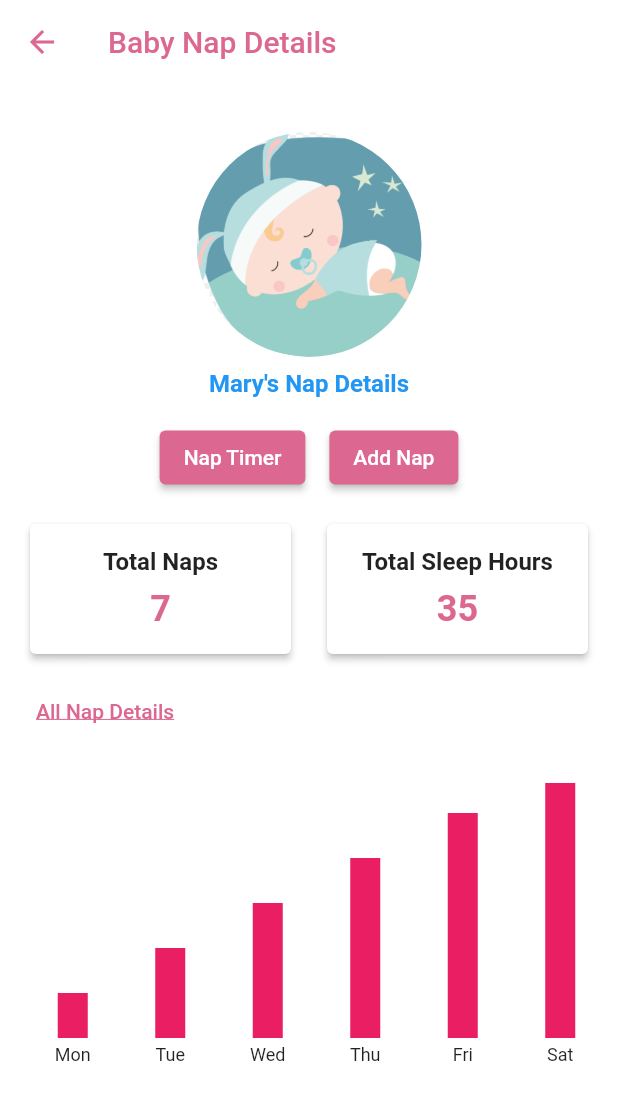
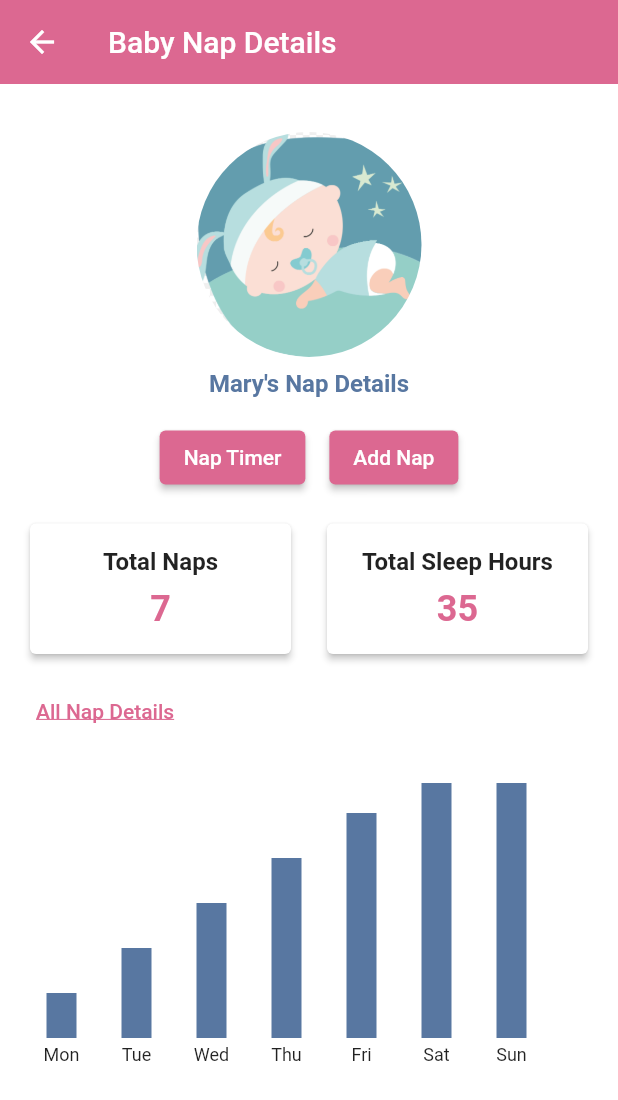
Before and after one commit to Health-Project-Y3/frontend, a Flutter app: the ChildHomeView screen opened directly, after a tap on "Nap Time Monitoring", on a phone screen of 412 x 824 dp. Shown: the top 1100 px of the screen. Run offline on Flutter 3.47's test engine with Material 2 defaults, Android fonts, the phone set to English and light mode, and no system bars; our stand-ins replace fl_chart, flutter_custom_clippers, shared_preferences, sqflite; accounts and stored records are empty.

Commit message:
Childcare services UI updates

```diff
--- a/thurula/lib/views/child_home_view.dart
+++ b/thurula/lib/views/child_home_view.dart
@@ -60,9 +60,9 @@ class ChildHomeView extends StatelessWidget {
                             boxShadow: [
                               BoxShadow(
                                 color: Colors.grey.withOpacity(0.5),
-                                spreadRadius: 2,
+                                spreadRadius: 0.5,
                                 blurRadius: 2,
-                                offset: const Offset(0, 3),
+                                offset: const Offset(0, 2),
                               ),
                             ],
                           ),
@@ -77,7 +77,7 @@ class ChildHomeView extends StatelessWidget {
                               const SizedBox(height: 10),
                               const Text("Growth Tracker",
                                   style: TextStyle(
-                                      fontFamily: 'Montserrat',
+                                      fontFamily: 'Inter',
                                       color: Color.fromARGB(255, 88, 119, 161),
                                       fontSize: 12,
                                       fontWeight: FontWeight.bold))
@@ -107,9 +107,9 @@ class ChildHomeView extends StatelessWidget {
                             boxShadow: [
                               BoxShadow(
                                 color: Colors.grey.withOpacity(0.5),
-                                spreadRadius: 2,
+                                spreadRadius: 0.5,
                                 blurRadius: 2,
-                                offset: const Offset(0, 3),
+                                offset: const Offset(0, 2),
                               ),
                             ],
                           ),
@@ -124,7 +124,7 @@ class ChildHomeView extends StatelessWidget {
                               const SizedBox(height: 10),
                               const Text("Vaccination Tracker",
                                   style: TextStyle(
-                                      fontFamily: 'Montserrat',
+                                      fontFamily: 'Inter',
                                       color: Color.fromARGB(255, 88, 119, 161),
                                       fontSize: 12,
                                       fontWeight: FontWeight.bold))
@@ -151,11 +151,11 @@ class ChildHomeView extends StatelessWidget {
                             color: const Color.fromARGB(223, 247, 198, 193),
                             borderRadius: BorderRadius.circular(5.0),
                             boxShadow: [
-                              BoxShadow(
-                                color: Colors.grey.withOpacity(0.5),
-                                spreadRadius: 2,
+                              BoxShadow
+                                (color: Colors.grey.withOpacity(0.5),
+                      spreadRadius: 0.5,
                       blurRadius: 2,
-                                offset: const Offset(0, 3),
+                      offset: const Offset(0, 2),
                               ),
                             ],
                           ),
@@ -170,7 +170,7 @@ class ChildHomeView extends StatelessWidget {
                               const SizedBox(height: 10),
                               const Text("Nap Time Monitoring",
                                   style: TextStyle(
-                                      fontFamily: 'Montserrat',
+                                      fontFamily: 'Inter',
                                       color: Color.fromARGB(255, 88, 119, 161),
                                       fontSize: 12,
                                       fontWeight: FontWeight.bold))
@@ -197,11 +197,11 @@ class ChildHomeView extends StatelessWidget {
                             color: const Color.fromARGB(223, 247, 198, 193),
                             borderRadius: BorderRadius.circular(5.0),
                             boxShadow: [
-                              BoxShadow(
-                                color: Colors.grey.withOpacity(0.5),
-                                spreadRadius: 2,
+                              BoxShadow
+                                (color: Colors.grey.withOpacity(0.5),
+                      spreadRadius: 0.5,
                       blurRadius: 2,
-                                offset: const Offset(0, 3),
+                      offset: const Offset(0, 2),
                               ),
                             ],
                           ),
@@ -216,7 +216,7 @@ class ChildHomeView extends StatelessWidget {
                               const SizedBox(height: 10),
                               const Text("Diaper Change\nMonitoring",
                                   style: TextStyle(
-                                      fontFamily: 'Montserrat',
+                                      fontFamily: 'Inter',
                                       color: Color.fromARGB(255, 88, 119, 161),
                                       fontSize: 12,
                                       fontWeight: FontWeight.bold))
@@ -243,11 +243,11 @@ class ChildHomeView extends StatelessWidget {
                             color: const Color.fromARGB(223, 247, 198, 193),
                             borderRadius: BorderRadius.circular(5.0),
                             boxShadow: [
-                              BoxShadow(
-                                color: Colors.grey.withOpacity(0.5),
-                                spreadRadius: 2,
+                              BoxShadow
+                                (color: Colors.grey.withOpacity(0.5),
+                      spreadRadius: 0.5,
                       blurRadius: 2,
-                                offset: const Offset(0, 3),
+                      offset: const Offset(0, 2),
                               ),
                             ],
                           ),
@@ -262,7 +262,7 @@ class ChildHomeView extends StatelessWidget {
                               const SizedBox(height: 10),
                               const Text("Feeding Monitoring",
                                   style: TextStyle(
-                                      fontFamily: 'Montserrat',
+                                      fontFamily: 'Inter',
                                       color: Color.fromARGB(255, 88, 119, 161),
                                       fontSize: 12,
                                       fontWeight: FontWeight.bold))
@@ -290,11 +290,11 @@ class ChildHomeView extends StatelessWidget {
                             color: const Color.fromARGB(223, 247, 198, 193),
                             borderRadius: BorderRadius.circular(5.0),
                             boxShadow: [
-                              BoxShadow(
-                                color: Colors.grey.withOpacity(0.5),
-                                spreadRadius: 2,
+                              BoxShadow
+                                (color: Colors.grey.withOpacity(0.5),
+                      spreadRadius: 0.5,
                       blurRadius: 2,
-                                offset: const Offset(0, 3),
+                      offset: const Offset(0, 2),
                               ),
                             ],
                           ),
@@ -309,7 +309,7 @@ class ChildHomeView extends StatelessWidget {
                               const SizedBox(height: 10),
                               const Text("Skill Development\nExercises",
                                   style: TextStyle(
-                                      fontFamily: 'Montserrat',
+                                      fontFamily: 'Inter',
                                       color: Color.fromARGB(255, 88, 119, 161),
                                       fontSize: 12,
                                       fontWeight: FontWeight.bold))
@@ -324,6 +324,7 @@ class ChildHomeView extends StatelessWidget {
           Positioned(
               top: 230,
               left: 20,
+              right: 20,
               child: Container(
                 width: 400,
                 height: 200,
@@ -333,9 +334,9 @@ class ChildHomeView extends StatelessWidget {
                   boxShadow: [
                     BoxShadow(
                       color: Colors.grey.withOpacity(0.5),
-                      spreadRadius: 2,
-                      blurRadius: 5,
-                      offset: const Offset(0, 3),
+                      spreadRadius: 0.5,
+                      blurRadius: 2,
+                      offset: const Offset(0, 2),
                     ),
                   ],
                 ),
@@ -369,6 +370,7 @@ class ChildHomeView extends StatelessWidget {
           Positioned(
               top: 450,
               left: 20,
+              right: 20,
               child: Container(
                 width: 400,
                 height: 150,
@@ -378,60 +380,85 @@ class ChildHomeView extends StatelessWidget {
                   boxShadow: [
                     BoxShadow(
                       color: Colors.grey.withOpacity(0.5),
-                      spreadRadius: 2,
-                      blurRadius: 5,
-                      offset: const Offset(0, 3),
+                      spreadRadius: 0.5,
+                      blurRadius: 2,
+                      offset: const Offset(0, 2),
                     ),
                   ],
                 ),
                 child: Center(
+                  // child: Row(
+                  //   children: [
+                  //     const Expanded(
+                  //         child: Padding(
+                  //           padding: EdgeInsets.all(10.0),
+                  //           child: Text(
+                  //             'Your baby is 10kg and 70cm tall!',
+                  //             style: TextStyle(
+                  //             color: Color.fromARGB(255, 88, 119, 161),
+                  //             fontSize: 18.0,
+                  //             height: 1.5,
+                  //             fontFamily: 'Inter',
+                  //             fontWeight: FontWeight
+                  //                 .bold), // change this to the desired text color
+                  //       ),
+                  //     )),
+                  //     Padding(
+                  //       padding: const EdgeInsets.only(
+                  //         left: 5.0,
+                  //         right: 10.0,
+                  //       ), // change this to the desired amount of padding
+                  //       child: ClipRRect(
+                  //         child: Image.asset(
+                  //             'assets/images/child-home/size.png',
+                  //             height: 80),
+                  //       ),
+                  //     ),
+                  //   ],
+                  // ),
+
                   child: Row(
+                    mainAxisAlignment: MainAxisAlignment.center,
                     children: [
-                      const Expanded(
-                          child: Padding(
-                        padding: EdgeInsets.all(10.0),
-                        child: Text(
-                          'Your baby is 10kg and 70cm tall!',
+                      const Text(
+                        'Your baby is 10kg and 70cm \ntall!',
                         style: TextStyle(
+                          fontSize: 16,
+                          fontWeight: FontWeight.bold,
                           color: Color.fromARGB(255, 88, 119, 161),
-                              fontSize: 18.0,
-                              height: 1.5,
-                              fontFamily: 'Inter',
-                              fontWeight: FontWeight
-                                  .bold), // change this to the desired text color
                         ),
-                      )),
-                      Padding(
-                        padding: const EdgeInsets.only(
+                      ),
+                      const Padding(
+                      //   padding on left and right
+                        padding: EdgeInsets.only(
                           left: 5.0,
                           right: 10.0,
-                        ), // change this to the desired amount of padding
-                        child: ClipRRect(
-                          child: Image.asset(
+                        )
+                      ),
+                      Image.asset(
                         'assets/images/child-home/size.png',
-                              height: 80),
-                        ),
+                        height: 60,
                       ),
                     ],
                   ),
                 ),
               )),
           Positioned(
-              top: 630,
-              left: 40,
-              right: 40,
+              bottom: 20,
+              left: 20,
+              right: 20,
               child: Container(
                 width: 400,
                 height: 80,
                 decoration: BoxDecoration(
-                  color: const Color.fromARGB(255, 88, 119, 161),
+                  color: const Color.fromARGB(255, 255, 255, 255),
                   borderRadius: BorderRadius.circular(10.0),
                   boxShadow: [
                     BoxShadow(
                       color: Colors.grey.withOpacity(0.5),
-                      spreadRadius: 2,
-                      blurRadius: 5,
-                      offset: const Offset(0, 3),
+                      spreadRadius: 0.5,
+                      blurRadius: 2,
+                      offset: const Offset(0, 2),
                     ),
                   ],
                 ),
@@ -441,23 +468,23 @@ class ChildHomeView extends StatelessWidget {
                       const Expanded(
                           child: Padding(
                             padding: EdgeInsets.only(
-                          left: 15.0,
+                              left: 22.0,
                             ),
                             child: Text(
                               'Baby\'s next vaccine is in',
                               style: TextStyle(
-                              color: Color.fromARGB(255, 255, 255, 255),
-                              fontSize: 20.0,
+                                  color: Color.fromARGB(255, 88, 119, 161),
+                                  fontSize: 17.0,
                                   height: 1.5,
                                   fontFamily: 'Inter',
                                   fontWeight: FontWeight
-                                  .bold), // change this to the desired text color
+                                      .bold),
                             ),
                           )),
                       Padding(
                         padding: const EdgeInsets.only(
-                          left: 5.0,
-                        ), // change this to the desired amount of padding
+                          left: 0.0,
+                        ),
                         child: ClipRRect(
                           child: Image.asset(
                               'assets/images/child-home/calendar/30.png',
@@ -465,17 +492,19 @@ class ChildHomeView extends StatelessWidget {
                         ),
                       ),
                       const Padding(
-                        padding: EdgeInsets.all(
-                            10.0), // change this to the desired amount of padding
+                        // padding right
+                        padding: EdgeInsets.only(
+                          right: 22.0, left: 10.0,
+                        ),
                         child: Text(
-                          'Days',
+                          'days',
                           style: TextStyle(
-                              color: Color.fromARGB(255, 255, 255, 255),
-                              fontSize: 20.0,
+                              color: Color.fromARGB(255, 88, 119, 161),
+                              fontSize: 17.0,
                               height: 1.5,
                               fontFamily: 'Inter',
                               fontWeight: FontWeight
-                                  .bold), // change this to the desired text color
+                                  .bold),
                         ),
                       ),
                     ],
--- a/thurula/lib/views/nap_details.dart
+++ b/thurula/lib/views/nap_details.dart
@@ -3,8 +3,6 @@ import 'package:thurula/views/nap_timer.dart';
 import 'package:thurula/views/add_nap.dart';
 import 'package:thurula/views/nap_records.dart';
 import 'package:thurula/views/child_home_view.dart';
-import 'package:flutter/material.dart';
-import 'package:fl_chart/fl_chart.dart';
 
 class NapDetails extends StatelessWidget {
   Future<Map<String, double>> fetchSleepHours() async {
@@ -26,18 +24,18 @@ class NapDetails extends StatelessWidget {
     return Scaffold(
       backgroundColor: Colors.white,
       appBar: AppBar(
-        title: Text(
+        backgroundColor: const Color.fromARGB(255, 220, 104, 145),
+        title: const Text(
           'Baby Nap Details',
           style: TextStyle(
-            color: const Color.fromARGB(255, 220, 104, 145), // Title color
+            color: Colors.white, // Title color
           ),
         ),
-        backgroundColor: Colors.white, // Background color of the app bar
         elevation: 0,
         leading: IconButton(
-          icon: Icon(
+          icon: const Icon(
             Icons.arrow_back,
-            color: const Color.fromARGB(255, 220, 104, 145), // Back icon color
+            color: Colors.white, // Back icon color
           ),
           onPressed: () {
             Navigator.push(
@@ -47,8 +45,6 @@ class NapDetails extends StatelessWidget {
           },
         ),
       ),
-
-
 
       body: SingleChildScrollView(
         child: Padding(
@@ -70,18 +66,18 @@ class NapDetails extends StatelessWidget {
                   ),
                 ),
               ),
-              SizedBox(height: 8),
-              Center(
+              const SizedBox(height: 8),
+              const Center(
                 child: Text(
                   "Mary's Nap Details",
                   style: TextStyle(
                     fontSize: 16,
-                    color: Colors.blue,
+                    color: Color.fromARGB(255, 88, 119, 161),
                     fontWeight: FontWeight.bold,
                   ),
                 ),
               ),
-              SizedBox(height: 16),
+              const SizedBox(height: 16),
               Row(
                 mainAxisAlignment: MainAxisAlignment.center,
                 children: [
@@ -93,7 +89,7 @@ class NapDetails extends StatelessWidget {
                       );
                     },
                     style: ElevatedButton.styleFrom(
-                      primary: const Color.fromARGB(255, 220, 104, 145),
+                      backgroundColor: const Color.fromARGB(255, 220, 104, 145),
                     ),
                     child: Text('Nap Timer'),
                   ),
@@ -106,7 +102,7 @@ class NapDetails extends StatelessWidget {
                       );
                     },
                     style: ElevatedButton.styleFrom(
-                      primary: const Color.fromARGB(255, 220, 104, 145),
+                      backgroundColor: const Color.fromARGB(255, 220, 104, 145),
                     ),
                     child: Text('Add Nap'),
                   ),
@@ -144,10 +140,10 @@ class NapDetails extends StatelessWidget {
                                 NapRecords()), // Replace with your actual widget name
                       );
                     },
-                    child: Text(
+                    child: const Text(
                       'All Nap Details',
                       style: TextStyle(
-                        color: const Color.fromARGB(255, 220, 104, 145),
+                        color: Color.fromARGB(255, 220, 104, 145),
                         decoration: TextDecoration.underline,
                       ),
                     ),
@@ -180,13 +176,12 @@ List<Widget> buildBarChart() {
 
   for (int i = 0; i < 7; i++) {
     double barHeight = (i + 1) * 30.0; // Vary the height for each bar
-
     bars.add(
       Container(
         width: 20,
         padding: EdgeInsets.all(20),
         height: barHeight,
-        color: Colors.pink,
+        color: Color.fromARGB(255, 88, 119, 161),
       ),
     );
   }
@@ -206,7 +201,7 @@ List<Widget> buildBarChart() {
               alignment: Alignment.bottomCenter,
               children: [
                 Container(
-                  width: 65,
+                  width: 50,
                   height: 100,
                   color: Colors.transparent,
                 ),
@@ -231,7 +226,7 @@ class NapStatCard extends StatelessWidget {
   final String title;
   final String value;
 
-  NapStatCard({required this.title, required this.value});
+  NapStatCard({super.key, required this.title, required this.value});
 
   @override
   Widget build(BuildContext context) {
@@ -244,18 +239,18 @@ class NapStatCard extends StatelessWidget {
           children: [
             Text(
               title,
-              style: TextStyle(
+              style: const TextStyle(
                 fontSize: 16,
                 fontWeight: FontWeight.bold,
               ),
             ),
-            SizedBox(height: 8),
+            const SizedBox(height: 8),
             Text(
               value,
-              style: TextStyle(
+              style: const TextStyle(
                 fontSize: 24,
                 fontWeight: FontWeight.bold,
-                color: const Color.fromARGB(255, 220, 104, 145),
+                color: Color.fromARGB(255, 220, 104, 145),
               ),
             ),
           ],
```
Also changed, not shown: thurula/lib/views/child_vaccination_tracker_view.dart (+10 -31 lines), thurula/lib/views/diaper_change.dart (+73 -27 lines), thurula/lib/views/length_chart_view.dart (+4 -5 lines), thurula/lib/views/meal_tracker.dart (+13 -11 lines). Lines whose indentation alone changed are shown as unchanged.
